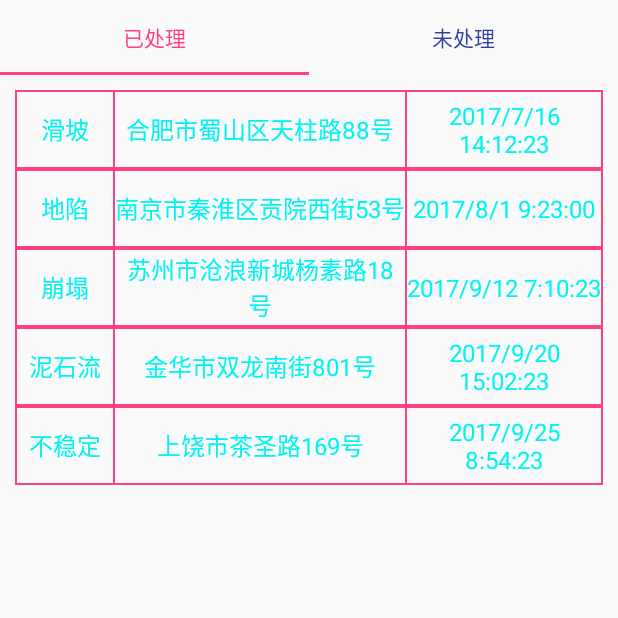
After one commit to xingyufeifan/YNGSAGP, an Android app: the DisasterFragment screen opened directly, with no data from a screen before it, on a phone screen of 412 x 824 dp, the top half of it. The commit adds this screen. Run offline under Robolectric (Android 15) with nearby library versions, the phone set to English and light mode, and no system bars; our stand-ins replace ButterKnife.

Commit message:
灾情已处理

```diff
--- a/app/src/main/java/com/nandi/yngsagp/MyApp.java
+++ b/app/src/main/java/com/nandi/yngsagp/MyApp.java
@@ -26,7 +26,8 @@ public class MyApp extends Application {
     @Override
     public void onCreate() {
         super.onCreate();
-        initCloudChannel(getApplicationContext());
+
+//        initCloudChannel(getApplicationContext());
         CookieJarImpl cookieJar = new CookieJarImpl(new PersistentCookieStore(getApplicationContext()));
         OkHttpClient okHttpClient = new OkHttpClient.Builder()
                 .addInterceptor(new LoggerInterceptor("网络请求"))
--- a/app/src/main/java/com/nandi/yngsagp/utils/BaseActivity.java
+++ b/app/src/main/java/com/nandi/yngsagp/activity/BaseActivity.java
@@ -1,4 +1,4 @@
-package com.nandi.yngsagp.utils;
+package com.nandi.yngsagp.activity;
 
 import android.app.Activity;
 import android.content.Context;
@@ -17,12 +17,12 @@ import android.widget.Toast;
 
 public class BaseActivity extends AppCompatActivity {
 
-    protected Context context = this;
+    protected Context context;
 
     @Override
     protected void onCreate(Bundle savedInstanceState) {
         super.onCreate(savedInstanceState);
-
+        context = this;
     }
 
     /**
--- /dev/null
+++ b/app/src/main/java/com/nandi/yngsagp/activity/DisasterListActivity.java
@@ -0,0 +1,47 @@
+package com.nandi.yngsagp.activity;
+
+import android.os.Bundle;
+import android.support.design.widget.TabLayout;
+import android.support.v4.view.ViewPager;
+
+import com.nandi.yngsagp.adapter.DisasterPagerAdapter;
+import com.nandi.yngsagp.R;
+
+import java.util.ArrayList;
+
+import butterknife.BindView;
+import butterknife.ButterKnife;
+
+public class DisasterListActivity extends BaseActivity {
+    @BindView(R.id.disTab)
+    TabLayout disTab;
+    @BindView(R.id.disView)
+    ViewPager disView;
+    private ArrayList<String> titleList;
+    private DisasterPagerAdapter adapter;
+
+    @Override
+    protected void onCreate(Bundle savedInstanceState) {
+        super.onCreate(savedInstanceState);
+        setContentView(R.layout.activity_disaster_list);
+        ButterKnife.bind(this);
+        initData();
+        adapter = new DisasterPagerAdapter(getSupportFragmentManager(), titleList);
+        disView.setAdapter(adapter);
+        disTab.setupWithViewPager(disView, true);
+
+    }
+
+    private void initData() {
+        titleList = new ArrayList<String>();
+        titleList.add("已处理");
+        titleList.add("未处理");
+
+    }
+
+
+    @Override
+    protected void onDestroy() {
+        super.onDestroy();
+    }
+}
--- a/app/src/main/java/com/nandi/yngsagp/LoginActivity.java
+++ b/app/src/main/java/com/nandi/yngsagp/activity/LoginActivity.java
@@ -1,10 +1,9 @@
-package com.nandi.yngsagp;
+package com.nandi.yngsagp.activity;
 
 import android.Manifest;
 import android.app.ProgressDialog;
 import android.os.Bundle;
 import android.os.Handler;
-import android.support.design.widget.Snackbar;
 import android.support.v4.content.res.ResourcesCompat;
 import android.text.Editable;
 import android.text.InputType;
@@ -19,9 +18,10 @@ import android.widget.ImageView;
 import android.widget.RelativeLayout;
 import android.widget.ScrollView;
 
-import com.nandi.yngsagp.utils.BaseActivity;
+import com.nandi.yngsagp.R;
+import com.nandi.yngsagp.activity.BaseActivity;
+import com.nandi.yngsagp.activity.MainActivity;
 import com.nandi.yngsagp.utils.SharedUtils;
-import com.zhy.http.okhttp.OkHttpUtils;
 
 import java.util.ArrayList;
 import java.util.List;
@@ -200,7 +200,7 @@ public class LoginActivity extends BaseActivity implements View.OnClickListener
                 } else if (TextUtils.isEmpty(pwd)) {
                     showToast( "请输入密码");
                 }else {
-                    ToNextActivity(MainActivity.class);
+                    ToNextActivity(DisasterListActivity.class);
 //                    progressDialog.show();
                 }
                 break;
--- a/app/src/main/java/com/nandi/yngsagp/MainActivity.java
+++ b/app/src/main/java/com/nandi/yngsagp/activity/MainActivity.java
@@ -1,10 +1,11 @@
-package com.nandi.yngsagp;
+package com.nandi.yngsagp.activity;
 
 import android.support.v7.app.AppCompatActivity;
 import android.os.Bundle;
 
+import com.nandi.yngsagp.OkHttpCallback;
+import com.nandi.yngsagp.R;
 import com.nandi.yngsagp.utils.OkHttpHelper;
-import com.zhy.http.okhttp.OkHttpUtils;
 
 public class MainActivity extends AppCompatActivity {
 
--- /dev/null
+++ b/app/src/main/java/com/nandi/yngsagp/adapter/DisasterAdapter.java
@@ -0,0 +1,65 @@
+package com.nandi.yngsagp.adapter;
+
+import android.content.Context;
+import android.support.v7.widget.RecyclerView;
+import android.view.LayoutInflater;
+import android.view.View;
+import android.view.ViewGroup;
+import android.widget.TextView;
+
+import com.nandi.yngsagp.R;
+import com.nandi.yngsagp.bean.DisasterUBean;
+
+import java.util.List;
+
+/**
+ * Created by qingsong on 2017/10/26.
+ */
+
+
+public class DisasterAdapter extends RecyclerView.Adapter<DisasterAdapter.MyViewHolder> {
+    private Context mContext;
+    private List<DisasterUBean> bean;
+
+    public DisasterAdapter(Context context, List bean) {
+        mContext = context;
+        this.bean = bean;
+    }
+
+
+    @Override
+    public DisasterAdapter.MyViewHolder onCreateViewHolder(ViewGroup parent, int viewType) {
+        //此处动态加载ViewHolder的布局文件并返回holder
+        View view = LayoutInflater.from(mContext).inflate(R.layout.disaster_item, null);
+        DisasterAdapter.MyViewHolder holderA = new DisasterAdapter.MyViewHolder(view);
+        return holderA;
+    }
+
+    @Override
+    public void onBindViewHolder(DisasterAdapter.MyViewHolder holder, int position) {
+        holder.textPlace.setText(bean.get(position).getPlace());
+        holder.textType.setText(bean.get(position).getType());
+        holder.textToTime.setText(bean.get(position).getToTime());
+    }
+
+    @Override
+    public int getItemCount() {
+        //生成的item的数量
+        return bean.size();
+    }
+
+
+    class MyViewHolder extends RecyclerView.ViewHolder {
+        public TextView textPlace;
+        public TextView textType;
+        public TextView textToTime;
+
+
+        public MyViewHolder(View itemView) {
+            super(itemView);
+            textPlace = (TextView) itemView.findViewById(R.id.place);
+            textType = (TextView) itemView.findViewById(R.id.type);
+            textToTime = (TextView) itemView.findViewById(R.id.toTime);
+        }
+    }
+}
--- /dev/null
+++ b/app/src/main/java/com/nandi/yngsagp/adapter/DisasterPagerAdapter.java
@@ -0,0 +1,38 @@
+package com.nandi.yngsagp.adapter;
+
+import android.support.v4.app.Fragment;
+import android.support.v4.app.FragmentManager;
+import android.support.v4.app.FragmentPagerAdapter;
+
+import com.nandi.yngsagp.fragment.DisasterFragment;
+
+import java.util.ArrayList;
+
+/**
+ * Created by qingsong on 2017/11/15.
+ */
+
+public class DisasterPagerAdapter extends FragmentPagerAdapter {
+
+    private ArrayList<String> titleList;
+
+    public DisasterPagerAdapter(FragmentManager fm, ArrayList<String> titleList) {
+        super(fm);
+        this.titleList = titleList;
+    }
+
+    @Override
+    public Fragment getItem(int position) {
+        return DisasterFragment.newInstance(titleList.get(position));
+    }
+
+    @Override
+    public int getCount() {
+        return titleList.size();
+    }
+
+    @Override
+    public CharSequence getPageTitle(int position) {
+        return titleList.get(position);
+    }
+}
--- /dev/null
+++ b/app/src/main/java/com/nandi/yngsagp/bean/DisasterUBean.java
@@ -0,0 +1,46 @@
+package com.nandi.yngsagp.bean;
+
+/**
+ * Created by qingsong on 2017/10/27.
+ */
+
+public class DisasterUBean {
+    private String place;
+    private String type;
+    private String toTime;
+
+
+
+    public DisasterUBean(String place, String type, String toTime) {
+        this.place = place;
+        this.type = type;
+        this.toTime = toTime;
+
+    }
+
+
+    public String getPlace() {
+        return place;
+    }
+
+    public void setPlace(String place) {
+        this.place = place;
+    }
+
+    public String getType() {
+        return type;
+    }
+
+    public void setType(String type) {
+        this.type = type;
+    }
+
+    public String getToTime() {
+        return toTime;
+    }
+
+    public void setToTime(String toTime) {
+        this.toTime = toTime;
+    }
+
+}
--- /dev/null
+++ b/app/src/main/java/com/nandi/yngsagp/fragment/DisasterFragment.java
@@ -0,0 +1,95 @@
+package com.nandi.yngsagp.fragment;
+
+
+import android.os.Bundle;
+import android.support.annotation.Nullable;
+import android.support.v4.app.Fragment;
+import android.support.v4.widget.SwipeRefreshLayout;
+import android.support.v7.widget.LinearLayoutManager;
+import android.support.v7.widget.RecyclerView;
+import android.view.LayoutInflater;
+import android.view.View;
+import android.view.ViewGroup;
+import android.widget.LinearLayout;
+
+import com.nandi.yngsagp.R;
+import com.nandi.yngsagp.adapter.DisasterAdapter;
+import com.nandi.yngsagp.bean.DisasterUBean;
+
+import java.util.ArrayList;
+import java.util.List;
+
+import butterknife.BindView;
+import butterknife.ButterKnife;
+import butterknife.Unbinder;
+
+
+/**
+ * Created by qingsong on 2017/11/15.
+ */
+
+public class DisasterFragment extends Fragment {
+
+    @BindView(R.id.disaster_show)
+    RecyclerView disasterShow;
+    @BindView(R.id.disaster_refresh)
+    SwipeRefreshLayout disasterRefresh;
+    Unbinder unbinder;
+    private RecyclerView.Adapter mAdapter;
+    private List<DisasterUBean> beanList;
+
+    public static DisasterFragment newInstance(String info) {
+        Bundle args = new Bundle();
+        DisasterFragment fragment = new DisasterFragment();
+        args.putString("info", info);
+        fragment.setArguments(args);
+        return fragment;
+    }
+
+    @Nullable
+    @Override
+    public View onCreateView(LayoutInflater inflater, @Nullable ViewGroup container, @Nullable Bundle savedInstanceState) {
+        View view = inflater.inflate(R.layout.fragment_disaster, container, false);
+        unbinder = ButterKnife.bind(this, view);
+        initRecycler();
+        refreshDisaster();
+        return view;
+    }
+
+    private void initRecycler() {
+        LinearLayoutManager mLayoutManager = new LinearLayoutManager(getContext());
+        mLayoutManager.setOrientation(LinearLayout.VERTICAL);
+        disasterShow.setLayoutManager(mLayoutManager);
+        initData();
+        mAdapter = new DisasterAdapter(getContext(), beanList);
+        disasterShow.setAdapter(mAdapter);
+    }
+
+    /**
+     * 刷新当前界面
+     */
+    private void refreshDisaster() {
+        disasterRefresh.setColorSchemeResources(R.color.colorPrimary);
+        disasterRefresh.setOnRefreshListener(new SwipeRefreshLayout.OnRefreshListener() {
+            @Override
+            public void onRefresh() {
+                initRecycler();
+                disasterRefresh.setRefreshing(false);
+            }
+        });
+    }
+
+    private void initData() {
+        beanList = new ArrayList<>();
+        beanList.add(new DisasterUBean("滑坡", "合肥市蜀山区天柱路88号", "2017/7/16 14:12:23"));
+        beanList.add(new DisasterUBean("地陷", "南京市秦淮区贡院西街53号", "2017/8/1 9:23:00"));
+        beanList.add(new DisasterUBean("崩塌", "苏州市沧浪新城杨素路18号", "2017/9/12 7:10:23"));
+        beanList.add(new DisasterUBean("泥石流", "金华市双龙南街801号", "2017/9/20 15:02:23"));
+        beanList.add(new DisasterUBean("不稳定", "上饶市茶圣路169号", "2017/9/25 8:54:23"));
+    }
+    @Override
+    public void onDestroyView() {
+        super.onDestroyView();
+        unbinder.unbind();
+    }
+}
--- /dev/null
+++ b/app/src/main/res/layout/activity_disaster_list.xml
@@ -0,0 +1,23 @@
+<?xml version="1.0" encoding="utf-8"?>
+<LinearLayout xmlns:android="http://schemas.android.com/apk/res/android"
+    xmlns:app="http://schemas.android.com/apk/res-auto"
+    xmlns:tools="http://schemas.android.com/tools"
+    android:layout_width="match_parent"
+    android:layout_height="match_parent"
+    android:orientation="vertical"
+    tools:context="com.nandi.yngsagp.activity.DisasterListActivity">
+
+    <android.support.design.widget.TabLayout
+        android:id="@+id/disTab"
+        android:layout_width="match_parent"
+        android:layout_height="50dp"
+        app:tabIndicatorColor="@color/colorAccent"
+        app:tabSelectedTextColor="@color/colorAccent"
+        app:tabTextColor="@color/colorPrimaryDark" />
+
+    <android.support.v4.view.ViewPager
+        android:layout_marginTop="10dp"
+        android:id="@+id/disView"
+        android:layout_width="match_parent"
+        android:layout_height="match_parent" />
+</LinearLayout>
--- a/app/src/main/res/layout/activity_main.xml
+++ b/app/src/main/res/layout/activity_main.xml
@@ -4,7 +4,7 @@
     xmlns:tools="http://schemas.android.com/tools"
     android:layout_width="match_parent"
     android:layout_height="match_parent"
-    tools:context="com.nandi.yngsagp.MainActivity">
+    tools:context="com.nandi.yngsagp.activity.MainActivity">
 
     <TextView
         android:layout_width="wrap_content"
--- /dev/null
+++ b/app/src/main/res/layout/disaster_item.xml
@@ -0,0 +1,73 @@
+<?xml version="1.0" encoding="utf-8"?>
+<LinearLayout xmlns:android="http://schemas.android.com/apk/res/android"
+    android:layout_width="match_parent"
+    android:layout_height="wrap_content"
+    android:orientation="vertical">
+    <View
+        android:layout_width="match_parent"
+        android:layout_height="1dp"
+        android:layout_marginLeft="10dp"
+        android:layout_marginRight="10dp"
+        android:background="@color/colorLine"/>
+    <LinearLayout
+        android:layout_width="match_parent"
+        android:layout_height="50dp"
+        android:orientation="horizontal"
+        android:layout_marginLeft="10dp"
+        android:layout_marginRight="10dp">
+
+        <View
+            android:layout_width="1dp"
+            android:layout_height="wrap_content"
+            android:background="@color/colorLine"/>
+
+        <TextView
+            android:id="@+id/place"
+            android:layout_width="0dp"
+            android:layout_height="match_parent"
+            android:layout_weight="1"
+            android:gravity="center"
+            android:text="隐患点编号"
+            android:textColor="#00f3f3"
+            android:textSize="16sp"/>
+        <View
+            android:layout_width="1dp"
+            android:layout_height="wrap_content"
+            android:background="@color/colorLine"/>
+
+        <TextView
+            android:id="@+id/type"
+            android:layout_width="0dp"
+            android:layout_height="match_parent"
+            android:layout_weight="3"
+            android:gravity="center"
+            android:text="名称"
+            android:textColor="#00f3f3"
+            android:textSize="16sp"/>
+        <View
+            android:layout_width="1dp"
+            android:layout_height="wrap_content"
+            android:background="@color/colorLine"/>
+
+        <TextView
+            android:id="@+id/toTime"
+            android:layout_width="0dp"
+            android:layout_height="match_parent"
+            android:layout_weight="2"
+            android:gravity="center"
+            android:text="等级"
+            android:textColor="#00f3f3"
+            android:textSize="16sp"/>
+        <View
+            android:layout_width="1dp"
+            android:layout_height="wrap_content"
+            android:background="@color/colorLine"/>
+
+    </LinearLayout>
+    <View
+        android:layout_width="match_parent"
+        android:layout_height="1dp"
+        android:layout_marginLeft="10dp"
+        android:layout_marginRight="10dp"
+        android:background="@color/colorLine"/>
+</LinearLayout>
--- /dev/null
+++ b/app/src/main/res/layout/fragment_disaster.xml
@@ -0,0 +1,20 @@
+<?xml version="1.0" encoding="utf-8"?>
+<RelativeLayout
+    xmlns:android="http://schemas.android.com/apk/res/android" android:layout_width="match_parent"
+    android:layout_height="match_parent">
+
+    <android.support.v4.widget.SwipeRefreshLayout
+        android:id="@+id/disaster_refresh"
+        android:layout_width="match_parent"
+        android:layout_height="match_parent">
+
+        <android.support.v7.widget.RecyclerView
+            android:id="@+id/disaster_show"
+            android:layout_width="match_parent"
+            android:layout_height="wrap_content">
+
+        </android.support.v7.widget.RecyclerView>
+
+    </android.support.v4.widget.SwipeRefreshLayout>
+
+</RelativeLayout>
--- a/app/src/main/res/values/colors.xml
+++ b/app/src/main/res/values/colors.xml
@@ -3,4 +3,5 @@
     <color name="colorPrimary">#3F51B5</color>
     <color name="colorPrimaryDark">#303F9F</color>
     <color name="colorAccent">#FF4081</color>
+    <color name="colorLine">#FF4081</color>
 </resources>
```
Also changed, not shown: app/src/main/AndroidManifest.xml (+5 -2 lines).
